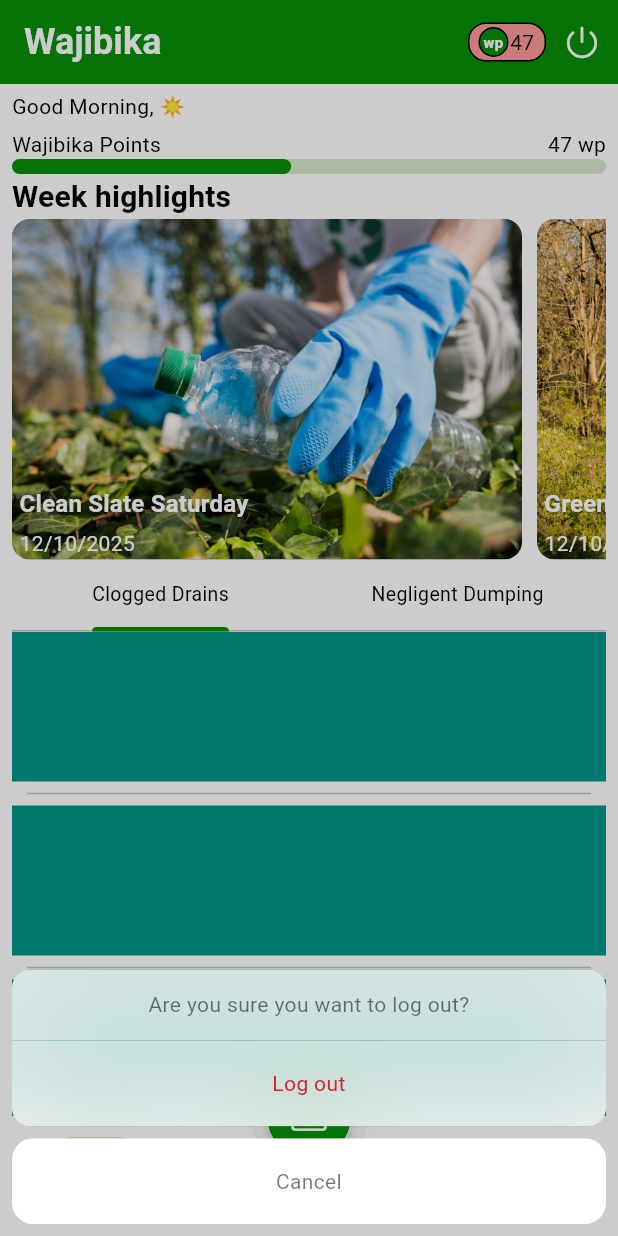
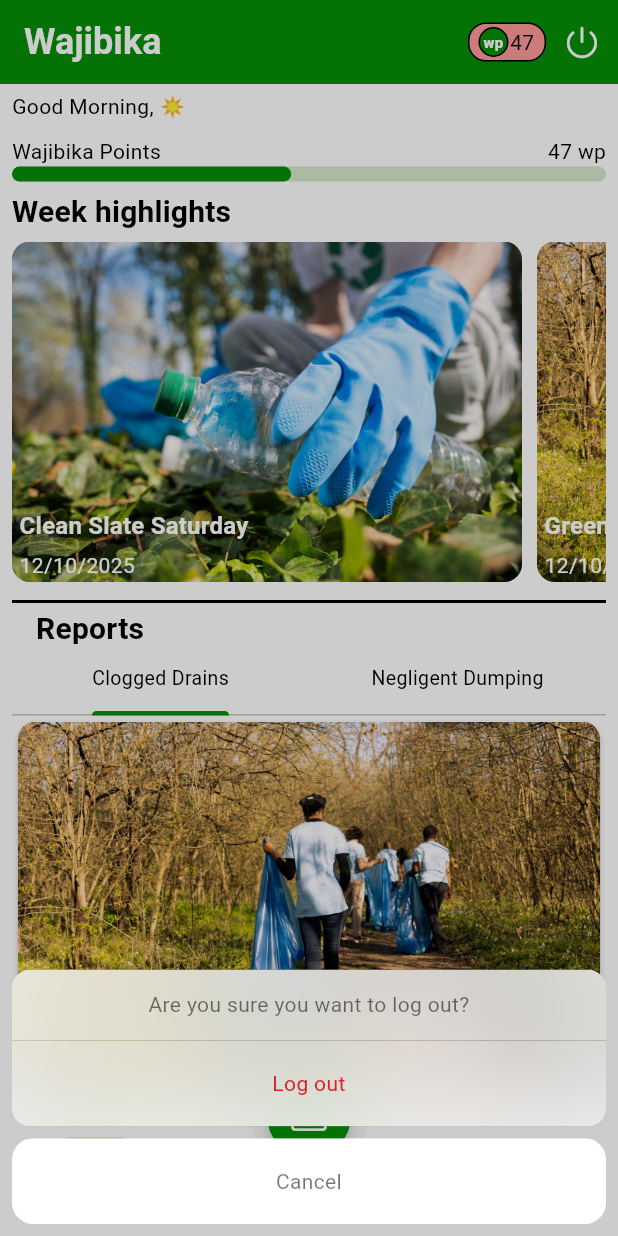
Before and after one commit to H-Munene/Wajibika_Mobile, a Flutter app: the BottomNav screen opened directly, after a tap on an icon or button, on a phone screen of 412 x 824 dp. Run offline on Flutter 3.47's test engine with Material 3 defaults, Android fonts, the phone set to English and light mode, and no system bars; our stand-ins replace bloc, cherry_toast, fluentui_system_icons, flutter_bloc, flutter_heatmap_calendar, font_awesome_flutter and 8 more; accounts and stored records are empty; project files that could hold a hidden picture were left out.

Commit message:
update: report card

```diff
--- a/lib/core/theme/theme.dart
+++ b/lib/core/theme/theme.dart
@@ -131,7 +131,7 @@ class AppTheme {
     bodySmall: GoogleFonts.lexendExa(
       textStyle: const TextStyle(
         fontSize: 12,
-        fontWeight: FontWeight.w200,
+        fontWeight: FontWeight.normal,
         color: Colors.black,
       ),
     ),
--- a/lib/main.dart
+++ b/lib/main.dart
@@ -7,6 +7,7 @@ import 'package:bloc_clean_arch/presentation/bloc/report_media/media_bloc.dart';
 import 'package:bloc_clean_arch/presentation/bloc/profile_media/profile_media_bloc.dart';
 import 'package:bloc_clean_arch/presentation/pages/auth/pages.dart';
 import 'package:bloc_clean_arch/presentation/providers/user_provider.dart';
+import 'package:bloc_clean_arch/presentation/widgets/custom_loading_indicator.dart';
 import 'package:flutter/foundation.dart';
 import 'package:flutter/services.dart';
 import 'package:flutter_bloc/flutter_bloc.dart';
@@ -18,6 +19,11 @@ import 'package:flutter/material.dart';
 void main() async {
   WidgetsFlutterBinding.ensureInitialized();
 
+  LicenseRegistry.addLicense(() async* {
+    final license = await rootBundle.loadString('google_fonts/OFL.txt');
+    yield LicenseEntryWithLineBreaks(['google_fonts'], license);
+  });
+
   Bloc.observer = AppBlocObserver();
   HydratedBloc.storage = await HydratedStorage.build(
     storageDirectory:
@@ -26,10 +32,6 @@ void main() async {
             : HydratedStorageDirectory((await getTemporaryDirectory()).path),
   );
 
-  LicenseRegistry.addLicense(() async* {
-    final license = await rootBundle.loadString('google_fonts/OFL.txt');
-    yield LicenseEntryWithLineBreaks(['google_fonts'], license);
-  });
   await init();
 
   runApp(
@@ -77,19 +79,6 @@ class _MyAppState extends State<MyApp> {
       title: 'Bloc Clean Arch',
       theme: AppTheme.lightTheme(),
       debugShowCheckedModeBanner: false,
-
-      // home: BlocSelector<AuthBloc, AuthState, bool>(
-      //   selector: (state) {
-      //     return state is AuthLoggedIn;
-      //   },
-      //   builder: (context, isLoggedIn) {
-      //     if (isLoggedIn) {
-      //       return const BottomNav();
-      //     } else {
-      //       return const LoginPage();
-      //     }
-      //   },
-      // ),
       home: const AuthWrapper(),
     );
   }
@@ -118,7 +107,7 @@ class AuthWrapper extends StatelessWidget {
           );
         }
       },
-      child: const Scaffold(body: Center(child: CircularProgressIndicator())),
+      child: const Scaffold(body: Center(child: CustomLoadingIndicator())),
     );
   }
 }
--- a/lib/presentation/pages/auth/bottom_nav.dart
+++ b/lib/presentation/pages/auth/bottom_nav.dart
@@ -51,6 +51,7 @@ class _BottomNavState extends State<BottomNav> {
   Widget build(BuildContext context) {
     return Scaffold(
       appBar: AppBar(
+        automaticallyImplyLeading: false,
         title: const Text('Wajibika'),
         actions: [
           // TODO: get from user model
@@ -110,8 +111,9 @@ class _BottomNavState extends State<BottomNav> {
       body: BlocConsumer<AuthBloc, AuthState>(
         listener: (context, state) {
           if (state is AuthLoggedOut) {
-            Navigator.of(context).pushReplacement(
-              CupertinoPageRoute(builder: (context) => const LoginPage()),
+            Navigator.of(context).pushAndRemoveUntil(
+              MaterialPageRoute(builder: (_) => const LoginPage()),
+              (route) => false, // Remove all routes
             );
           }
         },
--- a/lib/presentation/pages/auth/screens/home/home_feed.dart
+++ b/lib/presentation/pages/auth/screens/home/home_feed.dart
@@ -4,6 +4,7 @@ import 'package:bloc_clean_arch/presentation/pages/auth/screens/home/week_highli
 import 'package:bloc_clean_arch/presentation/providers/user_provider.dart';
 import 'package:bloc_clean_arch/presentation/widgets/custom_richtext.dart';
 import 'package:bloc_clean_arch/presentation/widgets/wajibika_points_progress.dart';
+import 'package:bloc_clean_arch/presentation/widgets/wajibika_report_feed_card.dart';
 import 'package:flutter/material.dart';
 import 'package:bloc_clean_arch/core/utils/app_assets.dart';
 import 'package:provider/provider.dart';
@@ -42,7 +43,7 @@ class _HomeFeedState extends State<HomeFeed> with TickerProviderStateMixin {
             (context, isInnerBoxScrolled) => [
               SliverToBoxAdapter(
                 child: Column(
-                  // spacing: 5,
+                  spacing: 5,
                   crossAxisAlignment: CrossAxisAlignment.start,
                   children: [
                     CustomRichText(
@@ -57,15 +58,36 @@ class _HomeFeedState extends State<HomeFeed> with TickerProviderStateMixin {
                       style: textTheme.titleMedium?.copyWith(fontSize: 20),
                     ),
                     const WeekHighlights(),
+
+                    const Divider(thickness: 2, color: Colors.black),
                   ],
                 ),
               ),
+
+              // SliverToBoxAdapter(
+              //   child: Padding(
+              //     padding: const EdgeInsets.only(top: 10),
+              //     child: Text(
+              //       'Reports',
+              //       style: textTheme.titleMedium?.copyWith(fontSize: 20),
+              //     ),
+              //   ),
+              // ),
               SliverAppBar(
+                centerTitle: false,
                 pinned: true,
                 surfaceTintColor: Colors.white,
                 primary: false,
-                toolbarHeight: 0,
+                toolbarHeight: 20,
+                title: Text(
+                  'Reports',
+                  style: textTheme.titleMedium?.copyWith(fontSize: 20),
+                ),
                 backgroundColor: Colors.white,
+                // flexibleSpace: Text(
+                //   'Reports',
+                //   style: textTheme.titleMedium?.copyWith(fontSize: 20),
+                // ),
                 bottom: TabBar(
                   controller: _tabController,
                   tabs: [
@@ -90,16 +112,30 @@ class _HomeFeedState extends State<HomeFeed> with TickerProviderStateMixin {
           children: [
             ListView.separated(
               itemBuilder:
-                  (context, index) =>
-                      Container(height: 100, width: 200, color: Colors.teal),
+                  (context, index) => const WajibikaReportFeedCard(
+                    showMyAvatar: true,
+                    scheduleDate: 'Sat, July 12',
+                    volunteerCount: 2,
+                    username: 'User101',
+                    time: '7hrs ago',
+                    description:
+                        'Clogged drain around Madaraka shopping centre',
+                  ),
               separatorBuilder:
                   (context, index) => const Divider(indent: 10, endIndent: 10),
               itemCount: 10,
             ),
             ListView.separated(
               itemBuilder:
-                  (context, index) =>
-                      Container(height: 100, width: 200, color: Colors.green),
+                  (context, index) => const WajibikaReportFeedCard(
+                    showMyAvatar: true,
+                    scheduleDate: 'Sat, July 12',
+                    volunteerCount: 2,
+                    username: 'User101',
+                    time: '7hrs ago',
+                    description:
+                        'Clogged drain around Madaraka shopping centre',
+                  ),
               separatorBuilder:
                   (context, index) => const Divider(indent: 10, endIndent: 10),
               itemCount: 10,
--- a/lib/presentation/widgets/custom_button.dart
+++ b/lib/presentation/widgets/custom_button.dart
@@ -6,12 +6,14 @@ class CustomButtonWidget extends StatelessWidget {
   final Widget child;
   final void Function() onPressed;
   final Color color;
+  final bool makeButtonRonded;
 
   const CustomButtonWidget({
     super.key,
     required this.child,
     required this.onPressed,
     this.color = AppColors.buttonBackgroundColor,
+    this.makeButtonRonded = false,
   });
 
   @override
@@ -22,6 +24,12 @@ class CustomButtonWidget extends StatelessWidget {
         elevation: 0,
         onPressed: onPressed,
         color: color,
+        shape:
+            makeButtonRonded
+                ? RoundedRectangleBorder(
+                  borderRadius: AppDimensions.circleBorderRadius,
+                )
+                : null,
         child: child,
       ),
     );
--- a/lib/presentation/widgets/custom_user_avatar.dart
+++ b/lib/presentation/widgets/custom_user_avatar.dart
@@ -30,8 +30,8 @@ class CustomUserAvatar extends StatelessWidget {
     return Column(
       children: [
         SizedBox(
-          height: showAddIcon ? 105 : 50,
-          width: showAddIcon ? 105 : 50,
+          height: showAddIcon ? 105 : 40,
+          width: showAddIcon ? 105 : 40,
           child:
               showAddIcon
                   ? Stack(
--- /dev/null
+++ b/lib/presentation/widgets/wajibika_report_feed_card.dart
@@ -0,0 +1,208 @@
+import 'dart:io';
+
+import 'package:bloc_clean_arch/core/core.dart';
+import 'package:bloc_clean_arch/core/utils/app_assets.dart';
+import 'package:bloc_clean_arch/presentation/bloc/profile_media/profile_media_bloc.dart';
+import 'package:bloc_clean_arch/presentation/widgets/widgets.dart';
+import 'package:flutter/cupertino.dart';
+import 'package:flutter/material.dart';
+import 'package:flutter_bloc/flutter_bloc.dart';
+
+class WajibikaReportFeedCard extends StatelessWidget {
+  final int volunteerCount;
+  final String username;
+  final String time;
+  final String description;
+  final String scheduleDate;
+
+  final bool showMyAvatar;
+  const WajibikaReportFeedCard({
+    super.key,
+    required this.username,
+    required this.time,
+    required this.description,
+    required this.volunteerCount,
+    required this.scheduleDate, // i.e "EEE, MMM d, ''yyyy"-> Wed, Jul 10, '2025
+    this.showMyAvatar = false,
+  });
+
+  @override
+  Widget build(BuildContext context) {
+    final textTheme = Theme.of(context).textTheme;
+
+    // final scheduleDateMonthDay = '${scheduleDate.substring(5, 11)}';
+    // final scheduleDateDay = '${scheduleDate.substring(0, 3)}';
+
+    return Card.outlined(
+      elevation: 2,
+      color: Colors.white,
+      shape: RoundedRectangleBorder(
+        borderRadius: AppDimensions.circleBorderRadius,
+      ),
+      child: Column(
+        children: [
+          // report image
+          ClipRRect(
+            borderRadius: const BorderRadius.only(
+              topLeft: Radius.circular(12),
+              topRight: Radius.circular(12),
+            ),
+            child: Image.asset(AppImages.cleanup2),
+          ),
+          const SizedBox(height: 5),
+
+          // user avatar with time report was made
+          Padding(
+            padding: const EdgeInsets.only(left: 5),
+            child: Row(
+              spacing: 5,
+              children: [
+                const CustomUserAvatar(showAddIcon: false),
+                Column(
+                  crossAxisAlignment: CrossAxisAlignment.start,
+                  children: [
+                    Text(username, style: textTheme.bodySmall),
+                    Text(time, style: textTheme.bodySmall),
+                  ],
+                ),
+              ],
+            ),
+          ),
+          const SizedBox(height: 5),
+
+          // brief description of the context of image
+          Padding(
+            padding: const EdgeInsets.only(left: 5),
+            child: Text(description),
+          ),
+
+          // volunteer date + button
+          Padding(
+            padding: const EdgeInsets.only(left: 5, right: 5, bottom: 10),
+            child: Row(
+              children: [
+                Container(
+                  decoration: BoxDecoration(
+                    borderRadius: AppDimensions.circleBorderRadius,
+                    border: Border.all(),
+                  ),
+
+                  // volunteer date schedule
+                  child: _ScheduleDate(scheduleDate: scheduleDate),
+                ),
+                const Spacer(),
+
+                //volunteer button with conditionally rendered avatars
+                Stack(
+                  children: [
+                    CustomButtonWidget(
+                      makeButtonRonded: true,
+                      color: Colors.black,
+                      child: const Row(
+                        mainAxisSize: MainAxisSize.min,
+                        spacing: 3,
+                        children: [
+                          Icon(CupertinoIcons.hand_raised, color: Colors.white),
+                          Text(
+                            'Volunteer',
+                            style: TextStyle(color: Colors.white),
+                          ),
+                        ],
+                      ),
+                      onPressed: () {},
+                    ),
+
+                    // conditionally rendered avatars
+                    Positioned(
+                      bottom: 0.5,
+                      right: 5,
+                      child: _UserAvatarsWithCount(
+                        volunteerCount: volunteerCount,
+                        showMyAvatar: showMyAvatar,
+                      ),
+                    ),
+                  ],
+                ),
+              ],
+            ),
+          ),
+        ],
+      ),
+    );
+  }
+}
+
+// displays the volunteer date
+class _ScheduleDate extends StatelessWidget {
+  const _ScheduleDate({required this.scheduleDate});
+
+  final String scheduleDate;
+
+  @override
+  Widget build(BuildContext context) {
+    return Padding(
+      padding: const EdgeInsets.all(7),
+      child: Row(
+        spacing: 2,
+        children: [
+          const Icon(CupertinoIcons.calendar_today),
+          Text(scheduleDate, style: const TextStyle(fontSize: 12)),
+        ],
+      ),
+    );
+  }
+}
+
+// conditionally diplays the user avatar and another user avatar with the count
+// to signify number of volunteers in a report
+class _UserAvatarsWithCount extends StatelessWidget {
+  final bool showMyAvatar; // current user avatar
+  final int volunteerCount; // number of volunteers for this report
+
+  const _UserAvatarsWithCount({
+    this.showMyAvatar = false,
+    required this.volunteerCount,
+  });
+
+  @override
+  Widget build(BuildContext context) {
+    return Row(
+      children: [
+        // current user avatar
+        if (showMyAvatar)
+          BlocBuilder<ProfileMediaBloc, ProfileMediaState>(
+            builder: (context, state) {
+              return CircleAvatar(
+                radius: 7,
+                backgroundImage:
+                    state.profileMediaStatus ==
+                            ProfileMediaStatus.profilePicturePresent
+                        ? Image.file(File(state.profilePicture)).image
+                        : Image.asset(AppImages.blankProfilePicture).image,
+
+                backgroundColor: AppColors.noImageBackgroundColor,
+              );
+            },
+          ),
+        // avatar to signify other volunteers
+        if (volunteerCount > 1)
+          Row(
+            spacing: 1,
+            children: [
+              CircleAvatar(
+                radius: 7,
+                backgroundImage:
+                    Image.asset(AppImages.blankProfilePicture).image,
+
+                backgroundColor: AppColors.noImageBackgroundColor,
+              ),
+              Text(
+                volunteerCount <= 5 ? '$volunteerCount' : '5+',
+                style: const TextStyle(fontSize: 10),
+              ),
+            ],
+          ),
+      ],
+    );
+  }
+}
```
